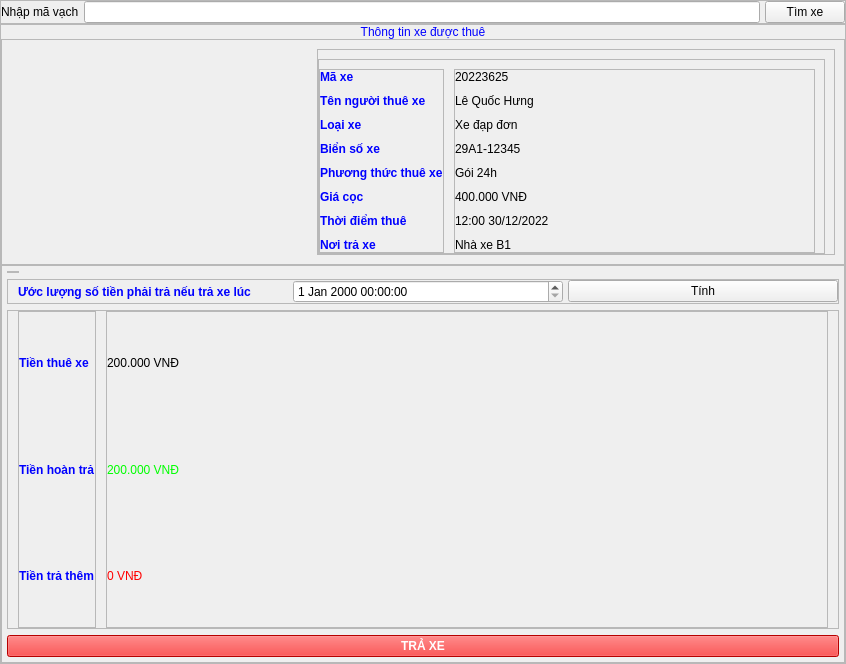
Above: Source code/view/ui/traXe.ui from hunglequoc2001/Capstone_TKXDPM.20221_Group8 before the change. Below: the same form after it.
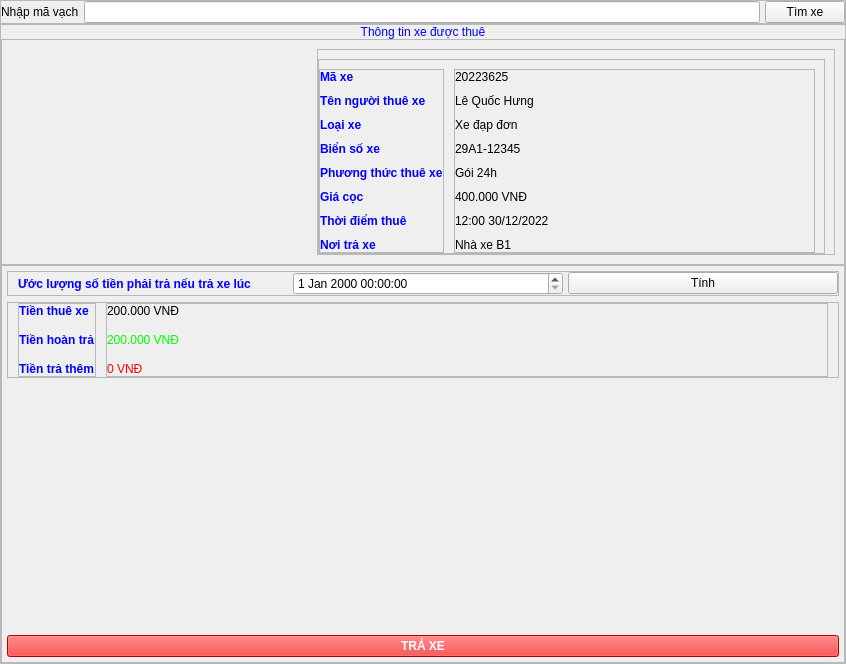
That is the form after the change. Icons and pictures are not drawn.

```diff
--- a/Source code/view/ui/traXe.ui
+++ b/Source code/view/ui/traXe.ui
@@ -425,35 +425,14 @@
          <property name="bottomMargin">
           <number>5</number>
          </property>
-         <item alignment="Qt::AlignLeft">
-          <widget class="QFrame" name="frame_12">
-           <property name="frameShape">
-            <enum>QFrame::StyledPanel</enum>
-           </property>
-           <property name="frameShadow">
-            <enum>QFrame::Raised</enum>
-           </property>
-           <layout class="QHBoxLayout" name="horizontalLayout_6">
-            <property name="spacing">
-             <number>10</number>
-            </property>
-            <property name="leftMargin">
-             <number>10</number>
-            </property>
-            <property name="topMargin">
-             <number>0</number>
-            </property>
-            <property name="rightMargin">
-             <number>0</number>
-            </property>
-            <property name="bottomMargin">
-             <number>0</number>
-            </property>
-           </layout>
-          </widget>
-         </item>
          <item>
           <widget class="QFrame" name="frame_8">
+           <property name="sizePolicy">
+            <sizepolicy hsizetype="Expanding" vsizetype="Fixed">
+             <horstretch>0</horstretch>
+             <verstretch>0</verstretch>
+            </sizepolicy>
+           </property>
            <property name="styleSheet">
             <string notr="true">font: 14pt &quot;Arial&quot;;</string>
            </property>
@@ -496,7 +475,7 @@
             <item>
              <widget class="QPushButton" name="pushButtonTinhTien">
               <property name="styleSheet">
-               <string notr="true">background-color: rgb(240, 240, 240);</string>
+               <string notr="true"/>
               </property>
               <property name="text">
                <string>Tính</string>
@@ -506,7 +485,7 @@
            </layout>
           </widget>
          </item>
-         <item>
+         <item alignment="Qt::AlignTop">
           <widget class="QFrame" name="frame_9">
            <property name="sizePolicy">
             <sizepolicy hsizetype="Preferred" vsizetype="Expanding">
@@ -562,7 +541,7 @@
               </property>
               <layout class="QVBoxLayout" name="verticalLayout_5">
                <property name="spacing">
-                <number>5</number>
+                <number>15</number>
                </property>
                <property name="leftMargin">
                 <number>0</number>
@@ -610,7 +589,7 @@
               </property>
               <layout class="QVBoxLayout" name="verticalLayout_6">
                <property name="spacing">
-                <number>5</number>
+                <number>15</number>
                </property>
                <property name="leftMargin">
                 <number>0</number>
```
Left out of the diff: 16 changed lines with no effect on the pictures.
